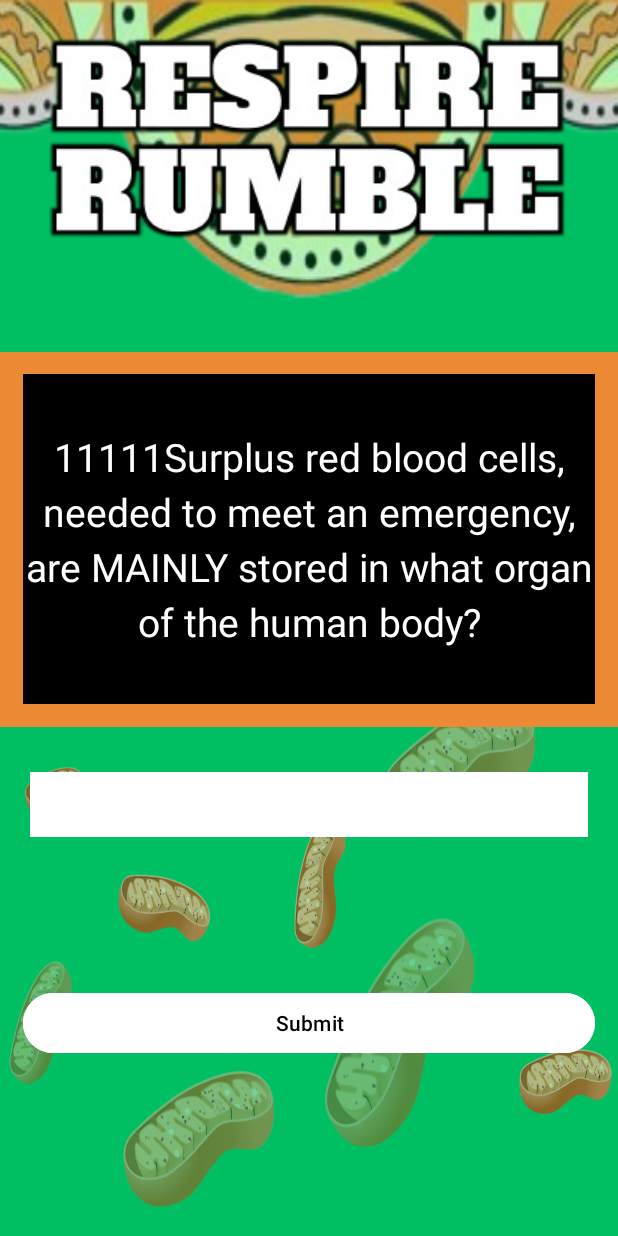
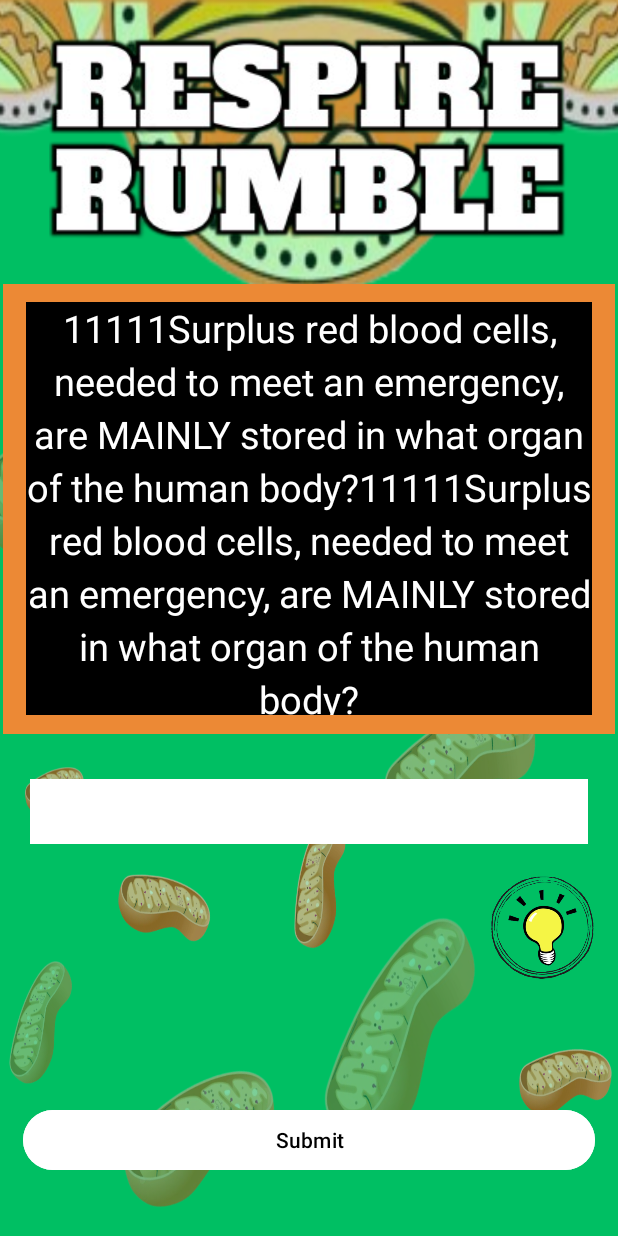
Before and after one commit to ezghou/MyQuizDemo, an Android app: the screen it shows after launch (MainActivity), after a tap on "Level 1", on a phone screen of 412 x 824 dp. Run offline under Robolectric (Android 15) with nearby library versions, the light colour scheme and no system bars.

Commit message:
Fix Question Layout

```diff
--- a/app/src/main/java/com/example/myquizdemo/QuestionAnswer.java
+++ b/app/src/main/java/com/example/myquizdemo/QuestionAnswer.java
@@ -4,7 +4,7 @@ public class QuestionAnswer {
 
 
     public static String questionsLevel1[] = {
-            "11111Surplus red blood cells, needed to meet an emergency, are MAINLY stored in what organ of the human body?",
+            "11111Surplus red blood cells, needed to meet an emergency, are MAINLY stored in what organ of the human body?11111Surplus red blood cells, needed to meet an emergency, are MAINLY stored in what organ of the human body?11111Surplus red blood cells, needed to meet an emergency, are MAINLY stored in what organ of the human body?",
             "111111The condition in which there is a DECREASE in the number of white blood cells in humans is known as:",
             "1111111It is the smallest FORMED elements of the blood.",
             "111111111In which cerebral lobes is the speech center located?"
--- a/app/src/main/res/layout/activity_main.xml
+++ b/app/src/main/res/layout/activity_main.xml
@@ -25,31 +25,33 @@
         android:layout_height="wrap_content" />
 
     <LinearLayout
-        android:layout_marginTop="75dp"
+        android:layout_marginTop="30dp"
         android:layout_gravity="center"
         android:background="#EC8935"
         android:orientation="vertical"
         android:gravity="center"
+        android:layout_marginHorizontal="2dp"
         android:layout_width="match_parent"
-        android:layout_height="250dp">
+        android:layout_height="300dp">
 
         <TextView
             android:textAlignment="center"
             android:id="@+id/question_Text_View"
             android:textColor="#FFFF"
-            android:textSize="26sp"
+            android:textSize="25sp"
             android:background="@color/black"
             android:layout_width="match_parent"
             android:gravity="center"
             android:lineSpacingExtra="6dp"
             android:layout_marginHorizontal="15dp"
-            android:layout_height="220dp" />
+            android:layout_height="275dp"
+            android:maxLength="218"/>
 
     </LinearLayout>
 
     <EditText
         android:id="@+id/answer_Text_View"
-        android:layout_marginBottom="70dp"
+        android:layout_marginBottom="20dp"
         android:clickable="true"
         android:focusable="true"
         android:textColor="#332FA2"
@@ -64,6 +66,27 @@
         android:layout_height="wrap_content"
         />
 
+
+    <RelativeLayout
+        android:layout_width="match_parent"
+        android:layout_height="wrap_content">
+        <ImageButton
+            android:id="@+id/hint_Button"
+            android:layout_width="70dp"
+            android:layout_height="70dp"
+            android:textColor="@color/black"
+            android:background="@drawable/bulb"
+            android:layout_marginHorizontal="15dp"
+            android:gravity="center"
+            android:layout_alignParentRight="true">
+
+        </ImageButton>
+    </RelativeLayout>
+    <RelativeLayout
+        android:layout_width="match_parent"
+        android:layout_height="wrap_content"
+        android:layout_marginBottom="40dp">
+
         <Button
             android:id="@+id/submit_Button"
             android:layout_width="match_parent"
@@ -71,10 +94,12 @@
             android:text="Submit"
             android:textColor="@color/black"
             android:backgroundTint="@color/white"
-        android:layout_marginTop="30dp"
             android:layout_marginHorizontal="15dp"
+            android:gravity="center"
+            android:layout_alignParentBottom="true"
             >
 
         </Button>
+    </RelativeLayout>
 
 </LinearLayout>
```
Lines whose indentation alone changed are shown as unchanged.
